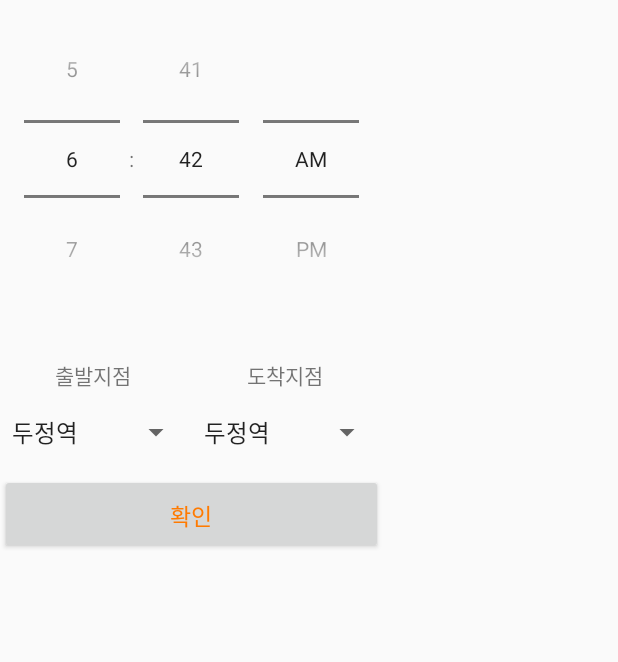
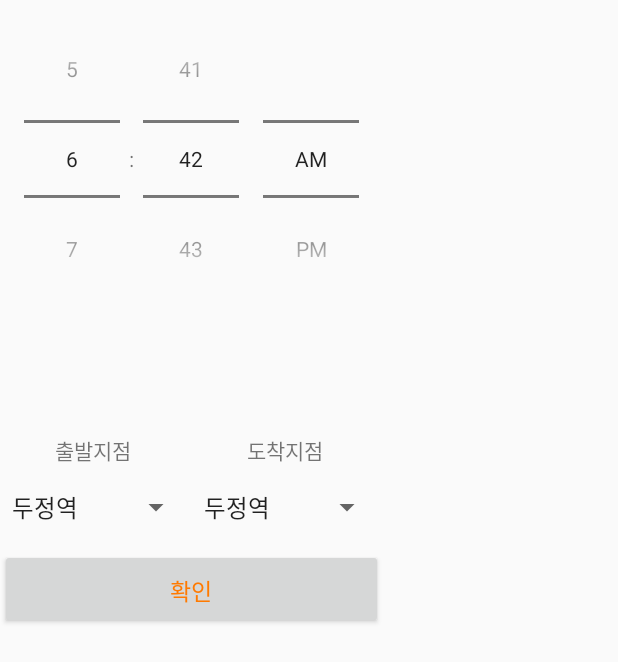
Before and after one commit to donyoeb/taxisharing, an Android app: the layout activity_menu2.xml on its own in the app's theme, with its tools: preview values and no code run, on a phone screen of 412 x 824 dp. Shown: the top 662 px of the screen. Run offline under Robolectric (Android 15) with nearby library versions, the phone set to English and light mode, and no system bars.

Commit message:
오류해결...

```diff
--- a/app/src/main/java/com/google/texxxi/menu2Activity.java
+++ b/app/src/main/java/com/google/texxxi/menu2Activity.java
@@ -16,7 +16,7 @@ public class menu2Activity extends Activity implements TimePicker.OnTimeChangedL
     @Override
     protected void onCreate(Bundle savedInstanceState) {
         super.onCreate(savedInstanceState);
-        setContentView(R.layout.activity_main);
+        setContentView(R.layout.activity_menu2);
 
         c = Calendar.getInstance(); // 캘린더로 현재 시간, 분 가져오기위해 설정
         ttv = (TextView) findViewById(R.id.timetextview);
@@ -25,13 +25,13 @@ public class menu2Activity extends Activity implements TimePicker.OnTimeChangedL
         int hourofday = c.get(c.HOUR_OF_DAY);
         int minute = c.get(c.MINUTE);
 
-        ttv.setText("현재 시간\n시:분 >> " + hourofday + ":" + minute);
+        ttv.setText("현재 시간\n" + hourofday + ":" + minute);
 
         tp.setOnTimeChangedListener(this); // 시간, 분 선택
 
     }
 
     public void onTimeChanged(TimePicker view, int hourofday, int minute) {
-        ttv.setText("설정된 시간\n시:분 >> " + hourofday + ":" + minute);  // 선택한 시간, 분  설정
+        ttv.setText("설정된 시간\n" + hourofday + ":" + minute);  // 선택한 시간, 분  설정
     }
 }
--- a/app/src/main/res/layout/activity_menu2.xml
+++ b/app/src/main/res/layout/activity_menu2.xml
@@ -4,8 +4,6 @@
     android:layout_width="wrap_content"
     android:layout_height="wrap_content"
     android:orientation="vertical">
-
-
 
     <TimePicker
         android:layout_width="wrap_content"
@@ -22,6 +20,7 @@
         android:textColor="#3A69D3"/>
 
     <LinearLayout
+        android:layout_marginTop="50dp"
         android:layout_width="match_parent"
         android:layout_height="match_parent"
         android:orientation="horizontal">
```
